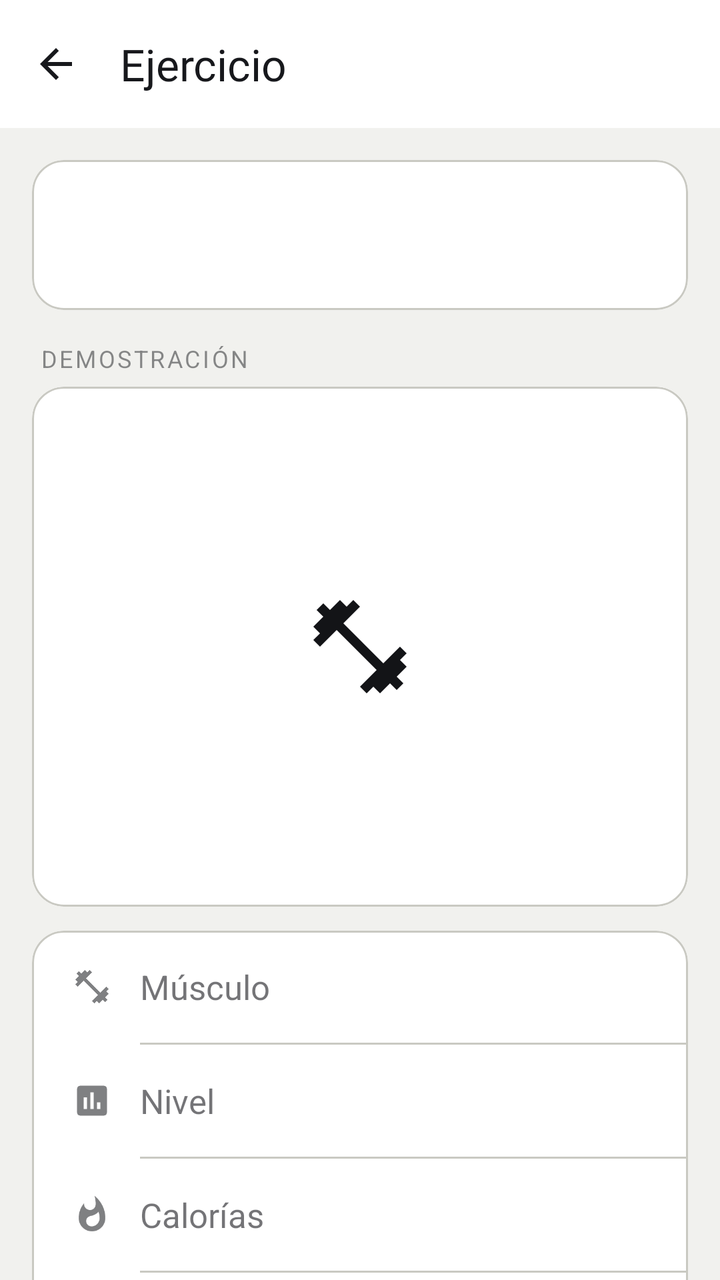
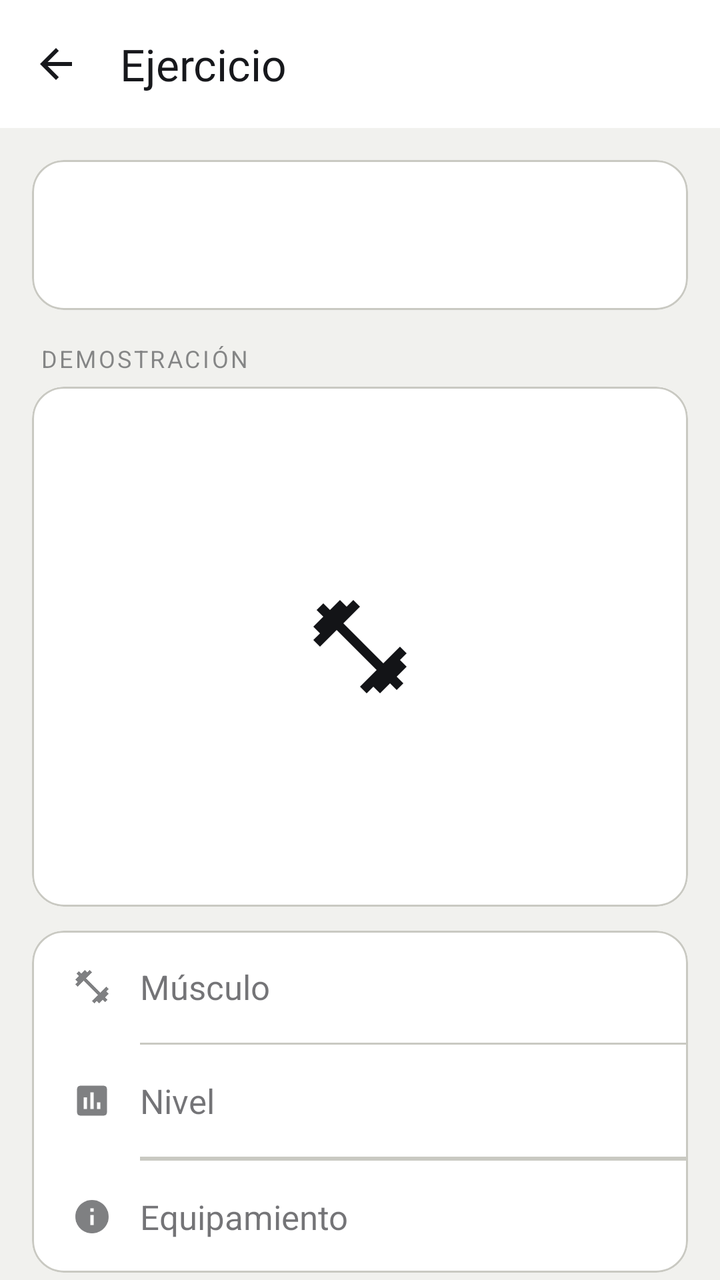

Compare the two renders of this Android layout. The source of the first and the diff that turns it into the second are given below.
<!-- AndroidManifest.xml: application theme Theme.GymProFit -->
<!-- res/layout/activity_detalle_ejercicio.xml -->
<?xml version="1.0" encoding="utf-8"?>
<LinearLayout xmlns:android="http://schemas.android.com/apk/res/android"
    xmlns:app="http://schemas.android.com/apk/res-auto"
    android:layout_width="match_parent"
    android:layout_height="match_parent"
    android:orientation="vertical"
    android:background="?attr/android:colorBackground">

    
    <androidx.appcompat.widget.Toolbar
        android:id="@+id/toolbar"
        android:layout_width="match_parent"
        android:layout_height="?attr/actionBarSize"
        android:background="?attr/colorSurface"
        app:title="@string/detalle_ejercicio_titulo"
        app:titleTextColor="?attr/colorOnSurface"
        app:navigationIcon="@drawable/ic_arrow_back" />

    <androidx.core.widget.NestedScrollView
        android:layout_width="match_parent"
        android:layout_height="0dp"
        android:layout_weight="1">

        <LinearLayout
            android:layout_width="match_parent"
            android:layout_height="wrap_content"
            android:orientation="vertical"
            android:padding="16dp">

            
            <com.google.android.material.card.MaterialCardView
                android:layout_width="match_parent"
                android:layout_height="wrap_content"
                app:cardCornerRadius="16dp"
                app:cardElevation="0dp"
                app:cardBackgroundColor="?attr/colorSurface">

                <TextView
                    android:id="@+id/tvNombreDetalle"
                    android:layout_width="match_parent"
                    android:layout_height="wrap_content"
                    android:padding="20dp"
                    android:textSize="@dimen/text_headline"
                    android:textStyle="bold"
                    android:textColor="?attr/colorOnSurface"
                    android:lineSpacingMultiplier="1.1" />

            </com.google.android.material.card.MaterialCardView>

            
            <TextView
                android:layout_width="match_parent"
                android:layout_height="wrap_content"
                android:layout_marginTop="16dp"
                android:layout_marginBottom="6dp"
                android:paddingStart="4dp"
                android:text="@string/detalle_ejercicio_demostracion"
                android:textSize="@dimen/text_eyebrow"
                android:textAllCaps="true"
                android:letterSpacing="0.1"
                android:textColor="?attr/colorOnSurface"
                android:alpha="0.5" />

            
            <com.google.android.material.card.MaterialCardView
                android:layout_width="match_parent"
                android:layout_height="260dp"
                app:cardCornerRadius="16dp"
                app:cardElevation="0dp"
                app:cardBackgroundColor="#FFFFFF"
                app:cardUseCompatPadding="false"
                app:cardPreventCornerOverlap="false">

                <FrameLayout
                    android:layout_width="match_parent"
                    android:layout_height="match_parent"
                    android:background="#FFFFFF">

                    <LinearLayout
                        android:id="@+id/layoutVideoPlaceholder"
                        android:layout_width="match_parent"
                        android:layout_height="match_parent"
                        android:orientation="vertical"
                        android:gravity="center">

                        <ImageView
                            android:layout_width="56dp"
                            android:layout_height="56dp"
                            android:src="@drawable/ic_ejercicios"
                            android:tint="#33000000"
                            android:contentDescription="@null" />

                    </LinearLayout>

                    
                    <ImageView
                        android:id="@+id/ivImagenDetalle"
                        android:layout_width="match_parent"
                        android:layout_height="match_parent"
                        android:scaleType="fitCenter"
                        android:padding="6dp"
                        android:visibility="gone"
                        android:contentDescription="@null" />

                </FrameLayout>

            </com.google.android.material.card.MaterialCardView>

            
            <com.google.android.material.card.MaterialCardView
                android:layout_width="match_parent"
                android:layout_height="wrap_content"
                android:layout_marginTop="12dp"
                app:cardCornerRadius="16dp"
                app:cardElevation="0dp"
                app:cardBackgroundColor="?attr/colorSurface">

                <LinearLayout
                    android:layout_width="match_parent"
                    android:layout_height="wrap_content"
                    android:orientation="vertical">

                    
                    <LinearLayout
                        android:layout_width="match_parent"
                        android:layout_height="56dp"
                        android:orientation="horizontal"
                        android:gravity="center_vertical"
                        android:paddingStart="20dp"
                        android:paddingEnd="20dp">

                        <ImageView
                            android:layout_width="20dp"
                            android:layout_height="20dp"
                            android:src="@drawable/ic_ejercicios"
                            android:alpha="0.55"
                            android:contentDescription="@null" />

                        <TextView
                            android:layout_width="0dp"
                            android:layout_height="wrap_content"
                            android:layout_weight="1"
                            android:layout_marginStart="14dp"
                            android:text="@string/detalle_ejercicio_musculo"
                            android:textSize="@dimen/text_body"
                            android:textColor="?attr/colorOnSurface"
                            android:alpha="0.6" />

                        <TextView
                            android:id="@+id/tvStatMusculo"
                            android:layout_width="wrap_content"
                            android:layout_height="wrap_content"
                            android:textSize="@dimen/text_body"
                            android:textStyle="bold"
                            android:textColor="?attr/colorOnSurface" />

                    </LinearLayout>

                    <View
                        android:layout_width="match_parent"
                        android:layout_height="1dp"
                        android:layout_marginStart="54dp"
                        android:background="?attr/colorOutlineVariant" />

                    
                    <LinearLayout
                        android:layout_width="match_parent"
                        android:layout_height="56dp"
                        android:orientation="horizontal"
                        android:gravity="center_vertical"
                        android:paddingStart="20dp"
                        android:paddingEnd="20dp">

                        <ImageView
                            android:layout_width="20dp"
                            android:layout_height="20dp"
                            android:src="@drawable/ic_nivel"
                            android:alpha="0.55"
                            android:contentDescription="@null" />

                        <TextView
                            android:layout_width="0dp"
                            android:layout_height="wrap_content"
                            android:layout_weight="1"
                            android:layout_marginStart="14dp"
                            android:text="@string/detalle_ejercicio_nivel"
                            android:textSize="@dimen/text_body"
                            android:textColor="?attr/colorOnSurface"
                            android:alpha="0.6" />

                        <TextView
                            android:id="@+id/tvStatNivel"
                            android:layout_width="wrap_content"
                            android:layout_height="wrap_content"
                            android:textSize="@dimen/text_body"
                            android:textStyle="bold"
                            android:textColor="?attr/colorOnSurface" />

                    </LinearLayout>

                    <View
                        android:layout_width="match_parent"
                        android:layout_height="1dp"
                        android:layout_marginStart="54dp"
                        android:background="?attr/colorOutlineVariant" />

                    
                    <LinearLayout
                        android:layout_width="match_parent"
                        android:layout_height="56dp"
                        android:orientation="horizontal"
                        android:gravity="center_vertical"
                        android:paddingStart="20dp"
                        android:paddingEnd="20dp">

                        <ImageView
                            android:layout_width="20dp"
                            android:layout_height="20dp"
                            android:src="@drawable/ic_calorias"
                            android:alpha="0.55"
                            android:contentDescription="@null" />

                        <TextView
                            android:layout_width="0dp"
                            android:layout_height="wrap_content"
                            android:layout_weight="1"
                            android:layout_marginStart="14dp"
                            android:text="@string/detalle_ejercicio_calorias"
                            android:textSize="@dimen/text_body"
                            android:textColor="?attr/colorOnSurface"
                            android:alpha="0.6" />

                        <TextView
                            android:id="@+id/tvStatCalorias"
                            android:layout_width="wrap_content"
                            android:layout_height="wrap_content"
                            android:textSize="@dimen/text_body"
                            android:textStyle="bold"
                            android:textColor="?attr/colorOnSurface" />

                    </LinearLayout>

                    <View
                        android:layout_width="match_parent"
                        android:layout_height="1dp"
                        android:layout_marginStart="54dp"
                        android:background="?attr/colorOutlineVariant" />

                    
                    <LinearLayout
                        android:id="@+id/rowEquipamiento"
                        android:layout_width="match_parent"
                        android:layout_height="56dp"
                        android:orientation="horizontal"
                        android:gravity="center_vertical"
                        android:paddingStart="20dp"
                        android:paddingEnd="20dp">

                        <ImageView
                            android:layout_width="20dp"
                            android:layout_height="20dp"
                            android:src="@drawable/ic_info"
                            android:alpha="0.55"
                            android:contentDescription="@null" />

                        <TextView
                            android:layout_width="0dp"
                            android:layout_height="wrap_content"
                            android:layout_weight="1"
                            android:layout_marginStart="14dp"
                            android:text="@string/detalle_ejercicio_equipamiento"
                            android:textSize="@dimen/text_body"
                            android:textColor="?attr/colorOnSurface"
                            android:alpha="0.6" />

                        <TextView
                            android:id="@+id/tvStatEquipamiento"
                            android:layout_width="wrap_content"
                            android:layout_height="wrap_content"
                            android:textSize="@dimen/text_body"
                            android:textStyle="bold"
                            android:textColor="?attr/colorOnSurface" />

                    </LinearLayout>

                </LinearLayout>

            </com.google.android.material.card.MaterialCardView>

            
            <com.google.android.material.card.MaterialCardView
                android:id="@+id/cardProgresion"
                android:layout_width="match_parent"
                android:layout_height="wrap_content"
                android:layout_marginTop="12dp"
                app:cardCornerRadius="16dp"
                app:cardElevation="0dp"
                android:visibility="gone">

                <LinearLayout
                    android:layout_width="match_parent"
                    android:layout_height="wrap_content"
                    android:orientation="vertical"
                    android:padding="16dp">

                    <TextView
                        android:layout_width="wrap_content"
                        android:layout_height="wrap_content"
                        android:text="@string/detalle_progresion_titulo"
                        android:textAppearance="@style/TextAppearance.GymProFit.Label"
                        android:textColor="?attr/colorOnSurfaceVariant" />

                    <com.github.mikephil.charting.charts.LineChart
                        android:id="@+id/chartProgresion"
                        android:layout_width="match_parent"
                        android:layout_height="200dp"
                        android:layout_marginTop="8dp" />

                </LinearLayout>

            </com.google.android.material.card.MaterialCardView>

            
            <com.google.android.material.card.MaterialCardView
                android:id="@+id/cardDescripcion"
                android:layout_width="match_parent"
                android:layout_height="wrap_content"
                android:layout_marginTop="12dp"
                app:cardCornerRadius="16dp"
                app:cardElevation="0dp"
                app:cardBackgroundColor="?attr/colorSurface">

                <LinearLayout
                    android:layout_width="match_parent"
                    android:layout_height="wrap_content"
                    android:orientation="vertical"
                    android:padding="20dp">

                    <TextView
                        android:layout_width="match_parent"
                        android:layout_height="wrap_content"
                        android:text="@string/detalle_ejercicio_descripcion"
                        android:textSize="@dimen/text_body"
                        android:textStyle="bold"
                        android:textColor="?attr/colorOnSurface"
                        android:layout_marginBottom="10dp" />

                    <TextView
                        android:id="@+id/tvDescripcion"
                        android:layout_width="match_parent"
                        android:layout_height="wrap_content"
                        android:textSize="@dimen/text_body"
                        android:textColor="?attr/colorOnSurface"
                        android:alpha="0.8"
                        android:lineSpacingMultiplier="1.5" />

                </LinearLayout>

            </com.google.android.material.card.MaterialCardView>

            
            <com.google.android.material.card.MaterialCardView
                android:id="@+id/cardInstrucciones"
                android:layout_width="match_parent"
                android:layout_height="wrap_content"
                android:layout_marginTop="12dp"
                android:layout_marginBottom="8dp"
                app:cardCornerRadius="16dp"
                app:cardElevation="0dp"
                app:cardBackgroundColor="?attr/colorSurface">

                <LinearLayout
                    android:layout_width="match_parent"
                    android:layout_height="wrap_content"
                    android:orientation="vertical"
                    android:padding="20dp">

                    <TextView
                        android:layout_width="match_parent"
                        android:layout_height="wrap_content"
                        android:text="@string/detalle_ejercicio_instrucciones"
                        android:textSize="@dimen/text_body"
                        android:textStyle="bold"
                        android:textColor="?attr/colorOnSurface"
                        android:layout_marginBottom="10dp" />

                    <TextView
                        android:id="@+id/tvInstrucciones"
                        android:layout_width="match_parent"
                        android:layout_height="wrap_content"
                        android:textSize="@dimen/text_body"
                        android:textColor="?attr/colorOnSurface"
                        android:alpha="0.8"
                        android:lineSpacingMultiplier="1.7" />

                </LinearLayout>

            </com.google.android.material.card.MaterialCardView>

        </LinearLayout>

    </androidx.core.widget.NestedScrollView>

</LinearLayout>
<!-- resources referenced by this layout -->
<resources>
  <dimen name="text_body">17sp</dimen>
  <dimen name="text_eyebrow">12sp</dimen>
  <dimen name="text_headline">26sp</dimen>
  <!-- drawable ic_calorias (drawable) -->
  <vector xmlns:android="http://schemas.android.com/apk/res/android"
      android:width="24dp"
      android:height="24dp"
      android:viewportWidth="24"
      android:viewportHeight="24">
      <path
          android:fillColor="?attr/colorOnSurface"
          android:pathData="M13.5,0.67s0.74,2.65 0.74,4.8c0,2.06 -1.35,3.73 -3.41,3.73 -2.07,0 -3.63,-1.67 -3.63,-3.73l0.03,-0.36C5.21,7.51 4,10.62 4,14c0,4.42 3.58,8 8,8s8,-3.58 8,-8C20,8.61 17.41,3.8 13.5,0.67zM11.71,19c-1.78,0 -3.22,-1.4 -3.22,-3.14 0,-1.62 1.05,-2.76 2.81,-3.12 1.77,-0.36 3.6,-1.21 4.62,-2.58 0.39,1.29 0.59,2.65 0.59,4.04 0,2.65 -2.15,4.8 -4.8,4.8z"/>
  </vector>
  <string name="detalle_ejercicio_calorias">Calorías</string>
  <string name="detalle_ejercicio_demostracion">Demostración</string>
  <string name="detalle_ejercicio_descripcion">Descripción</string>
  <string name="detalle_ejercicio_equipamiento">Equipamiento</string>
  <string name="detalle_ejercicio_instrucciones">Instrucciones</string>
  <string name="detalle_ejercicio_musculo">Músculo</string>
  <string name="detalle_ejercicio_nivel">Nivel</string>
  <string name="detalle_ejercicio_titulo">Ejercicio</string>
  <string name="detalle_progresion_titulo">PROGRESIÓN · PESO MÁX.</string>
  <dimen name="text_label">14sp</dimen>
  <color name="gp_primary">#B83E00</color>
  <color name="gp_on_primary">#FFFFFF</color>
  <color name="gp_primary_container">#FFE0CC</color>
  <color name="gp_on_primary_container">#5C1E00</color>
  <color name="gp_gold">#B58A2A</color>
  <color name="gp_surface">#FFFFFF</color>
  <color name="gp_on_surface">#17181C</color>
  <color name="gp_surface_2">#E8E8E3</color>
  <color name="gp_text_secondary">#5A5C62</color>
  <color name="gp_stroke">#C9C9C2</color>
  <color name="gp_error">#C62828</color>
  <color name="gp_background">#F1F1EE</color>
  <style name="Widget.GymProFit.Fab" parent="Widget.Material3.FloatingActionButton.Primary">
          <item name="backgroundTint">?attr/colorPrimary</item>
          <item name="tint">?attr/colorOnPrimary</item>
      </style>
  <style name="ThemeOverlay.GymProFit.Dialog" parent="ThemeOverlay.Material3.MaterialAlertDialog">
          <item name="colorSurface">@color/gp_surface</item>
          <item name="dialogCornerRadius">22dp</item>
      </style>
  <style name="Widget.GymProFit.Snackbar" parent="Widget.Material3.Snackbar">
          <item name="backgroundTint">@color/gp_surface_2</item>
      </style>
  <style name="Font.GymProFit.BodyLarge" parent="TextAppearance.Material3.BodyLarge">
          <item name="fontFamily">@font/barlow_condensed</item>
          <item name="android:fontFamily">@font/barlow_condensed</item>
      </style>
  <style name="Font.GymProFit.BodyMedium" parent="TextAppearance.Material3.BodyMedium">
          <item name="fontFamily">@font/barlow_condensed</item>
          <item name="android:fontFamily">@font/barlow_condensed</item>
      </style>
  <style name="Font.GymProFit.BodySmall" parent="TextAppearance.Material3.BodySmall">
          <item name="fontFamily">@font/barlow_condensed</item>
          <item name="android:fontFamily">@font/barlow_condensed</item>
      </style>
  <style name="Font.GymProFit.LabelLarge" parent="TextAppearance.Material3.LabelLarge">
          <item name="fontFamily">@font/barlow_condensed</item>
          <item name="android:fontFamily">@font/barlow_condensed</item>
      </style>
  <style name="Font.GymProFit.LabelSmall" parent="TextAppearance.Material3.LabelSmall">
          <item name="fontFamily">@font/barlow_condensed</item>
          <item name="android:fontFamily">@font/barlow_condensed</item>
      </style>
  <style name="Widget.GymProFit.BottomNav.Indicator" parent="Widget.Material3.BottomNavigationView.ActiveIndicator">
          <item name="android:color">@color/gp_primary_container</item>
      </style>
  <!-- unchanged entries left out for length: 23 -->
</resources>

<!-- the commit's change to res/layout/activity_detalle_ejercicio.xml (unified diff, before → after) -->
@@ -205,40 +205,6 @@
                         android:background="?attr/colorOutlineVariant" />
 
                     
-                    <LinearLayout
-                        android:layout_width="match_parent"
-                        android:layout_height="56dp"
-                        android:orientation="horizontal"
-                        android:gravity="center_vertical"
-                        android:paddingStart="20dp"
-                        android:paddingEnd="20dp">
-
-                        <ImageView
-                            android:layout_width="20dp"
-                            android:layout_height="20dp"
-                            android:src="@drawable/ic_calorias"
-                            android:alpha="0.55"
-                            android:contentDescription="@null" />
-
-                        <TextView
-                            android:layout_width="0dp"
-                            android:layout_height="wrap_content"
-                            android:layout_weight="1"
-                            android:layout_marginStart="14dp"
-                            android:text="@string/detalle_ejercicio_calorias"
-                            android:textSize="@dimen/text_body"
-                            android:textColor="?attr/colorOnSurface"
-                            android:alpha="0.6" />
-
-                        <TextView
-                            android:id="@+id/tvStatCalorias"
-                            android:layout_width="wrap_content"
-                            android:layout_height="wrap_content"
-                            android:textSize="@dimen/text_body"
-                            android:textStyle="bold"
-                            android:textColor="?attr/colorOnSurface" />
-
-                    </LinearLayout>
 
                     <View
                         android:layout_width="match_parent"
<!-- resource entries referenced after the edit -->
@@ -3,17 +3,6 @@
   <dimen name="text_body">17sp</dimen>
   <dimen name="text_eyebrow">12sp</dimen>
   <dimen name="text_headline">26sp</dimen>
-  <!-- drawable ic_calorias (drawable) -->
-  <vector xmlns:android="http://schemas.android.com/apk/res/android"
-      android:width="24dp"
-      android:height="24dp"
-      android:viewportWidth="24"
-      android:viewportHeight="24">
-      <path
-          android:fillColor="?attr/colorOnSurface"
-          android:pathData="M13.5,0.67s0.74,2.65 0.74,4.8c0,2.06 -1.35,3.73 -3.41,3.73 -2.07,0 -3.63,-1.67 -3.63,-3.73l0.03,-0.36C5.21,7.51 4,10.62 4,14c0,4.42 3.58,8 8,8s8,-3.58 8,-8C20,8.61 17.41,3.8 13.5,0.67zM11.71,19c-1.78,0 -3.22,-1.4 -3.22,-3.14 0,-1.62 1.05,-2.76 2.81,-3.12 1.77,-0.36 3.6,-1.21 4.62,-2.58 0.39,1.29 0.59,2.65 0.59,4.04 0,2.65 -2.15,4.8 -4.8,4.8z"/>
-  </vector>
-  <string name="detalle_ejercicio_calorias">Calorías</string>
   <string name="detalle_ejercicio_demostracion">Demostración</string>
   <string name="detalle_ejercicio_descripcion">Descripción</string>
   <string name="detalle_ejercicio_equipamiento">Equipamiento</string>
